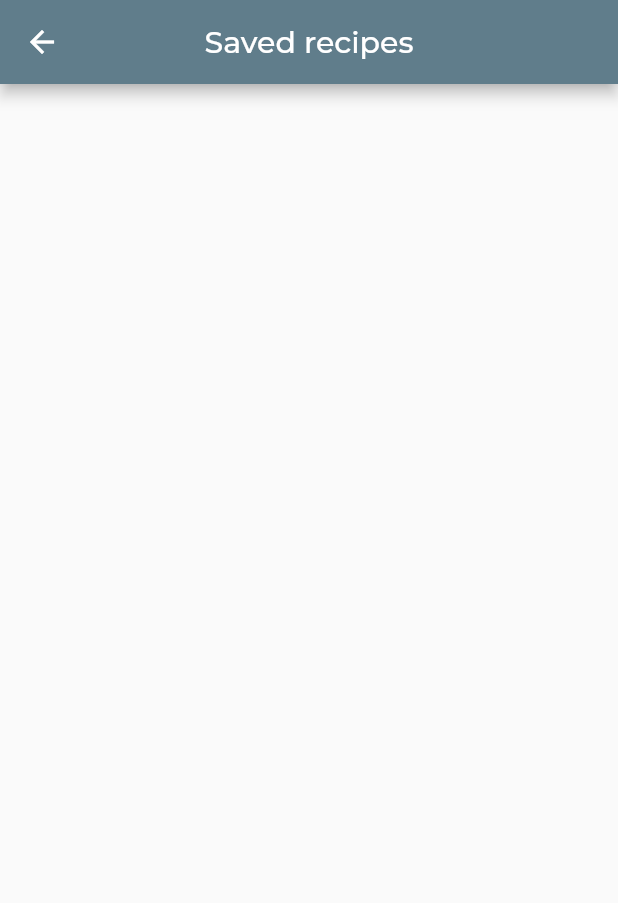
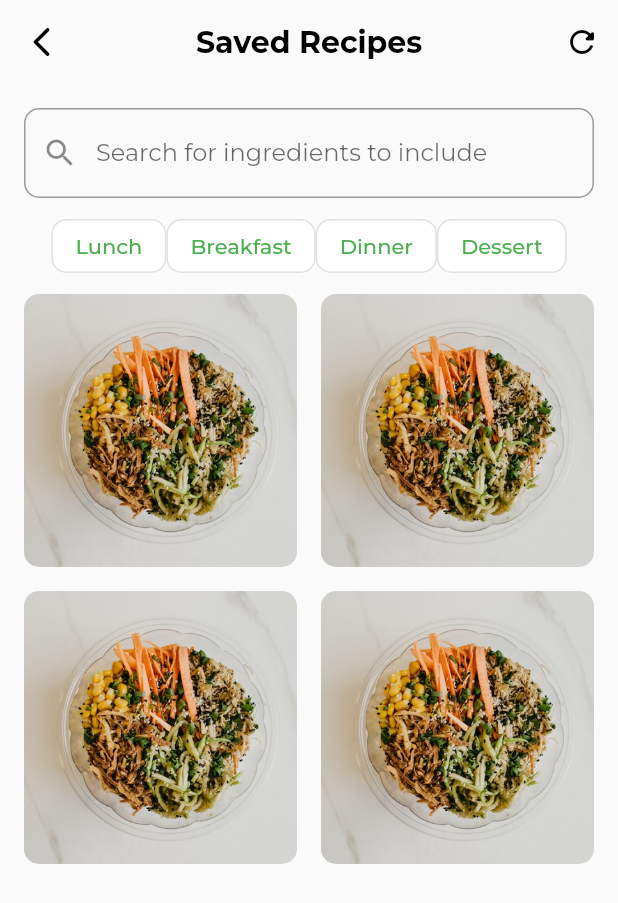
Before and after one commit to gu-tig333-ht22/Foodado-Recipe-App, a Flutter app: the SaveView screen opened by its route, on a phone screen of 412 x 824 dp. Shown: the top 903 px of the screen. Run offline on Flutter 3.47's test engine with Material 2 defaults, Android fonts, the phone set to English and light mode, and no system bars; our stand-ins replace google_fonts.

Commit message:
save_view

```diff
--- a/lib/main.dart
+++ b/lib/main.dart
@@ -7,7 +7,6 @@ import 'views/scramble_view.dart';
 import 'views/splash_view.dart';
 //google fonts
 import 'package:google_fonts/google_fonts.dart';
-import 'save_view.dart';
 
 void main() {
   runApp(const MyApp());
--- a/lib/save_view.dart
+++ /dev/null
@@ -1 +0,0 @@
-// TODO Implement this library.
--- a/lib/views/save_view.dart
+++ b/lib/views/save_view.dart
@@ -1,5 +1,5 @@
 import 'package:flutter/material.dart';
-
+import 'package:grupp_5/constants/constants.dart';
 import '/constants/routes.dart';
 
 class SaveView extends StatefulWidget {
@@ -14,17 +14,114 @@ class _SaveViewState extends State<SaveView> {
   Widget build(BuildContext context) {
     return Scaffold(
         appBar: AppBar(
+          backgroundColor: Colors.transparent,
           centerTitle: true,
+          elevation: 0,
           title: const Text(
-          'Saved recipes',
+            'Saved Recipes',
+            style: TextStyle(
+              color: Colors.black,
+              fontWeight: FontWeight.bold,
             ),
           ),
-      body: Center(
-        //buttons to navigate to other views
+          actions: [
+            IconButton(
+              icon: const Icon(
+                Icons.refresh_rounded,
+                color: Colors.black,
+              ),
+              onPressed: () {},
+            ),
+          ],
+          leading: IconButton(
+            icon: const Icon(
+              Icons.arrow_back_ios_rounded,
+              color: Colors.black,
+            ),
+            onPressed: () {
+              Navigator.of(context).pushNamed(mainViewRoute);
+            },
+          ),
+        ),
+        body: Padding(
+          padding: const EdgeInsets.all(8.0),
           child: Column(
+            mainAxisAlignment: MainAxisAlignment.start,
+            children: [
+              searchIncludeIngredients(),
+              recipeTypeFilter(),
+              pictures(),
+            ],
+          ),
+        ));
+  }
+
+  Widget recipeTypeFilter() {
+    List<String> recipeType = [
+      'Lunch',
+      'Breakfast',
+      'Dinner',
+      'Dessert',
+    ];
+    return Row(
       mainAxisAlignment: MainAxisAlignment.center,
+      children: [
+        for (int i = 0; i < recipeType.length; i++)
+          OutlinedButton(
+            style: ButtonStyle(
+              backgroundColor: MaterialStateProperty.all<Color>(Colors.white),
+              shape: MaterialStateProperty.all<RoundedRectangleBorder>(
+                RoundedRectangleBorder(
+                  borderRadius: BorderRadius.circular(10),
+                  side: const BorderSide(color: Colors.black),
+                ),
+              ),
+            ),
+            onPressed: () {},
+            child: Text(
+              recipeType[i],
+              style: const TextStyle(color: secondaryColor),
+            ),
+          ),
+      ],
+    );
+  }
+
+  Widget searchIncludeIngredients() {
+    return Padding(
+      padding: const EdgeInsets.all(8.0),
+      child: TextField(
+        decoration: InputDecoration(
+          border: OutlineInputBorder(
+            borderRadius: BorderRadius.circular(10),
+          ),
+          labelText: 'Search for ingredients to include',
+          prefixIcon: const Icon(Icons.search),
         ),
       ),
     );
   }
 }
+
+Widget pictures() {
+  return Expanded(
+    child: GridView.count(
+      crossAxisCount: 2,
+      children: [
+        for (int i = 0; i < 4; i++)
+          Padding(
+            padding: const EdgeInsets.all(8.0),
+            child: Container(
+              decoration: BoxDecoration(
+                borderRadius: BorderRadius.circular(10),
+                image: const DecorationImage(
+                  image: AssetImage('assets/recipe_image.jpg'),
+                  fit: BoxFit.cover,
+                ),
+              ),
+            ),
+          ),
+      ],
+    ),
+  );
+}
```
Lines whose indentation alone changed are shown as unchanged.
